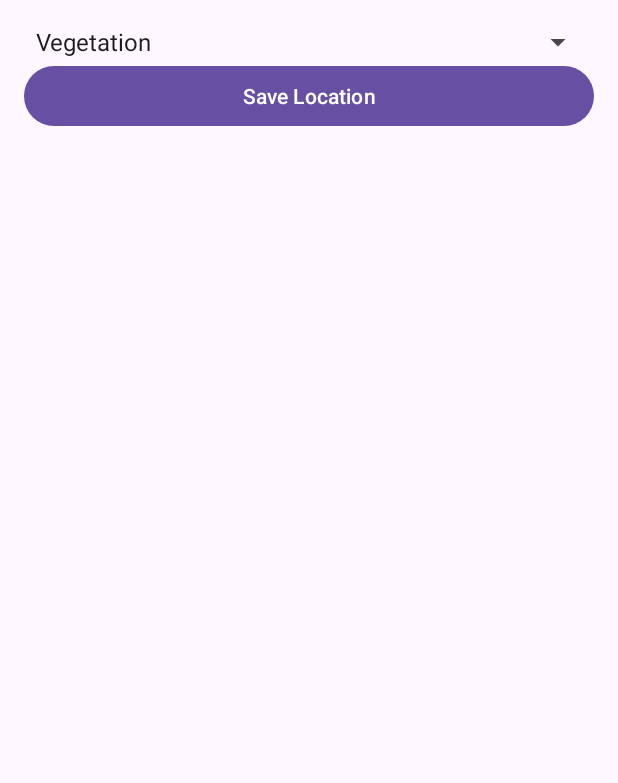
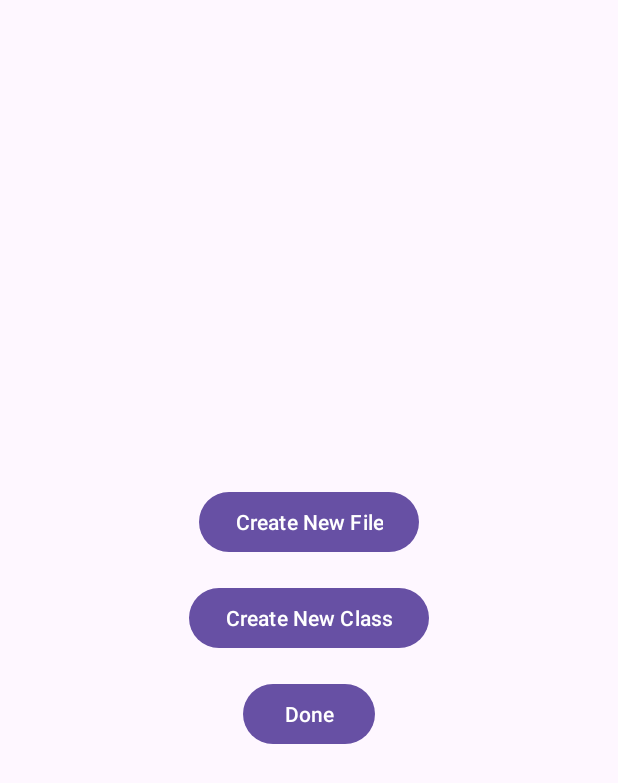
Before and after one commit to jnvshubham7/Geospatial-Data-Analysis-of-Prayagraj, an Android app: the screen it shows after launch (MainActivity before the commit, create_file_and_class after it), on a phone screen of 412 x 824 dp. Shown: the top 783 px of the screen. Run offline under Robolectric (Android 15) with nearby library versions, the phone set to English and light mode, and no system bars.

Commit message:
create file has completed

```diff
--- /dev/null
+++ b/src/main/java/com/shubham/groundtruthcollection/create_file_and_class.java
@@ -0,0 +1,119 @@
+package com.shubham.groundtruthcollection;
+
+import android.content.Intent;
+import android.os.Bundle;
+import android.view.View;
+import android.widget.Button;
+import android.widget.EditText;
+import android.widget.Toast;
+
+import androidx.activity.EdgeToEdge;
+import androidx.appcompat.app.AlertDialog;
+import androidx.appcompat.app.AppCompatActivity;
+import androidx.core.graphics.Insets;
+import androidx.core.view.ViewCompat;
+import androidx.core.view.WindowInsetsCompat;
+
+public class create_file_and_class extends AppCompatActivity {
+
+
+    Button doneButton;
+
+    String fileName = null;
+
+    @Override
+    protected void onCreate(Bundle savedInstanceState) {
+        super.onCreate(savedInstanceState);
+
+        setContentView(R.layout.activity_create_file_and_class);
+
+        doneButton = findViewById(R.id.doneButton);
+
+
+
+        Button createFileButton = findViewById(R.id.createFileButton);
+        createFileButton.setOnClickListener(new View.OnClickListener() {
+            @Override
+            public void onClick(View v) {
+                showCreateFileDialog();
+            }
+        });
+
+
+        doneButton.setOnClickListener(new View.OnClickListener() {
+            @Override
+            public void onClick(View v) {
+                // Handle click for "Done" button
+                // Add your logic here
+
+                Intent intent = new Intent(create_file_and_class.this, MainActivity.class);
+                intent.putExtra("file_name", fileName);
+                startActivity(intent);
+
+
+
+            }
+        });
+
+
+
+
+
+
+
+
+
+
+    }
+
+
+    private void showCreateFileDialog() {
+        AlertDialog.Builder builder = new AlertDialog.Builder(this);
+        View dialogView = getLayoutInflater().inflate(R.layout.dialog_create_file, null);
+        builder.setView(dialogView);
+
+        final EditText editTextFileName = dialogView.findViewById(R.id.editTextFileName);
+        Button buttonCancel = dialogView.findViewById(R.id.buttonCancel);
+        Button buttonSave = dialogView.findViewById(R.id.buttonSave);
+
+        final AlertDialog dialog = builder.create();
+
+        buttonCancel.setOnClickListener(new View.OnClickListener() {
+            @Override
+            public void onClick(View v) {
+                dialog.dismiss();
+            }
+        });
+
+        buttonSave.setOnClickListener(new View.OnClickListener() {
+            @Override
+            public void onClick(View v) {
+                 fileName = editTextFileName.getText().toString().trim();
+                if (!fileName.isEmpty()) {
+                    // Pass the entered text back to MainActivity using Intent extra
+
+//                    Intent intent = new Intent(this, MainActivity.class);
+//                    intent.putExtra("file_name", fileName);
+//                    startActivity(intent);
+
+//                    Intent intent = new Intent();
+//                    intent.putExtra("file_name", fileName);
+//                    setResult(RESULT_OK, intent);
+                    dialog.dismiss();
+                } else {
+                    Toast.makeText(create_file_and_class.this, "Please enter a file name", Toast.LENGTH_SHORT).show();
+                }
+            }
+        });
+
+        dialog.show();
+    }
+
+
+
+
+
+
+
+
+}
--- /dev/null
+++ b/src/main/res/layout/activity_create_file_and_class.xml
@@ -0,0 +1,28 @@
+<!-- activity_main.xml -->
+<LinearLayout xmlns:android="http://schemas.android.com/apk/res/android"
+    android:layout_width="match_parent"
+    android:layout_height="match_parent"
+    android:orientation="vertical"
+    android:gravity="center">
+
+    <Button
+        android:id="@+id/createFileButton"
+        android:layout_width="wrap_content"
+        android:layout_height="wrap_content"
+        android:text="Create New File"
+        android:layout_marginBottom="16dp"/>
+
+    <Button
+        android:id="@+id/createClassButton"
+        android:layout_width="wrap_content"
+        android:layout_height="wrap_content"
+        android:text="Create New Class"
+        android:layout_marginBottom="16dp"/>
+
+    <Button
+        android:id="@+id/doneButton"
+        android:layout_width="wrap_content"
+        android:layout_height="wrap_content"
+        android:text="Done" />
+
+</LinearLayout>
```
Also changed, not shown: src/main/AndroidManifest.xml (+11 -14 lines), src/main/java/com/shubham/groundtruthcollection/MainActivity.java (+10 -2 lines), src/main/res/layout/dialog_create_file.xml (added, +36 -0 lines).
